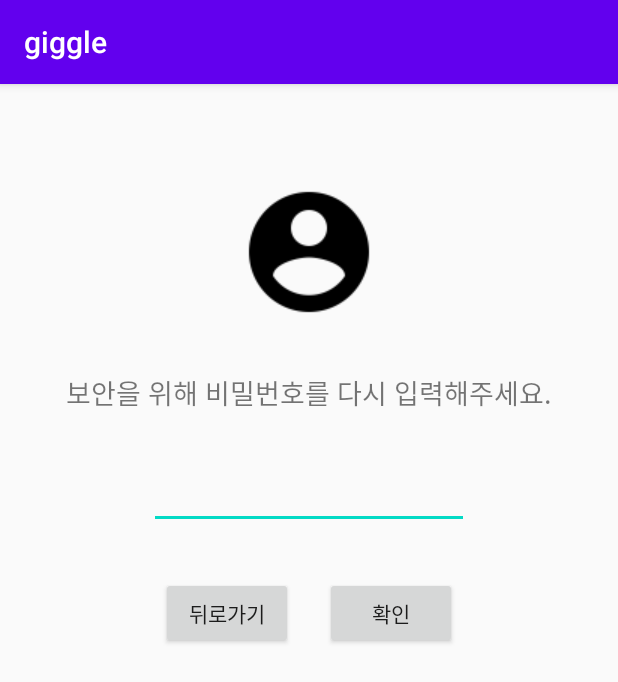
After one commit to koreatlwls/CPL-20201-Team3, an Android app: the ModifyUserBeforeActivity screen opened directly, with no data from a screen before it, on a phone screen of 412 x 824 dp. The commit adds this screen. Shown: the top 682 px of the screen. Run offline under Robolectric (Android 15) with nearby library versions, the phone set to English and light mode, and no system bars; our stand-ins replace Firebase (no records; nobody signed in at launch, a user with empty details on screens opened directly).

Commit message:
마이페이지 프래그먼트 작업, 불필요한 Activity 정보 삭제 - 회원정보 수정 전 비밀번호 입력 액티비티 추가, Intent 추가 - 레이아웃 구성

```diff
--- a/giggle_android/app/src/main/AndroidManifest.xml
+++ b/giggle_android/app/src/main/AndroidManifest.xml
@@ -1,7 +1,6 @@
 <?xml version="1.0" encoding="utf-8"?>
 <manifest xmlns:android="http://schemas.android.com/apk/res/android"
     package="com.giggle.prototype">
-
     <!--
          The ACCESS_COARSE/FINE_LOCATION permissions are not required to use
          Google Maps Android API v2, but you must specify either coarse or fine
@@ -23,7 +22,7 @@
         android:roundIcon="@mipmap/ic_launcher_round"
         android:supportsRtl="true"
         android:theme="@style/AppTheme">
-
+        <activity android:name=".ModifyUserBeforeActivity"></activity>
         <!--
              The API key for Google Maps-based APIs is defined as a string resource.
              (See the file "res/values/google_maps_api.xml").
@@ -75,7 +74,6 @@
         <activity android:name=".SignUpActivity2" />
         <activity android:name=".ResetActivity" />
         <activity android:name=".MyPageActivity" />
-        <activity android:name=".AddJobAdActivity" />
     </application>
 
 </manifest>
--- /dev/null
+++ b/giggle_android/app/src/main/java/com/giggle/prototype/ModifyUserBeforeActivity.kt
@@ -0,0 +1,16 @@
+package com.giggle.prototype
+
+import androidx.appcompat.app.AppCompatActivity
+import android.os.Bundle
+import com.google.firebase.auth.FirebaseAuth
+
+class ModifyUserBeforeActivity : AppCompatActivity() {
+    private val user = FirebaseAuth.getInstance().currentUser
+
+    override fun onCreate(savedInstanceState: Bundle?) {
+        super.onCreate(savedInstanceState)
+        setContentView(R.layout.activity_modify_user_before)
+
+        // TODO: add handler, value check, intent to ModifyUserActivity
+    }
+}
--- a/giggle_android/app/src/main/java/com/giggle/prototype/MypageFragment.kt
+++ b/giggle_android/app/src/main/java/com/giggle/prototype/MypageFragment.kt
@@ -1,14 +1,12 @@
 package com.giggle.prototype
 
 import android.content.Context
+import android.content.Intent
 import android.os.Bundle
 import androidx.fragment.app.Fragment
 import android.view.LayoutInflater
 import android.view.View
 import android.view.ViewGroup
-import android.widget.EditText
-import android.widget.TextView
-import android.widget.Toast
 import com.google.firebase.auth.FirebaseAuth
 import kotlinx.android.synthetic.main.fragment_mypage.*
 
@@ -62,7 +60,8 @@
 
         btn_modify.setOnClickListener {
             // Toast.makeText(activity,"회원정보 수정", Toast.LENGTH_LONG).show()
-
+            val nextIntent = Intent(activity, ModifyUserBeforeActivity::class.java)
+            startActivity(nextIntent)
         }
 
     }
--- /dev/null
+++ b/giggle_android/app/src/main/res/layout/activity_modify_user_before.xml
@@ -0,0 +1,63 @@
+<?xml version="1.0" encoding="utf-8"?>
+<androidx.constraintlayout.widget.ConstraintLayout xmlns:android="http://schemas.android.com/apk/res/android"
+    xmlns:app="http://schemas.android.com/apk/res-auto"
+    xmlns:tools="http://schemas.android.com/tools"
+    android:layout_width="match_parent"
+    android:layout_height="match_parent"
+    tools:context=".ModifyUserBeforeActivity">
+
+    <TextView
+        android:id="@+id/ModifyUserBeforeLabel"
+        android:layout_width="wrap_content"
+        android:layout_height="wrap_content"
+        android:layout_marginTop="32dp"
+        android:gravity="center"
+        android:text="보안을 위해 비밀번호를 다시 입력해주세요."
+        android:textSize="18sp"
+        app:layout_constraintEnd_toEndOf="parent"
+        app:layout_constraintStart_toStartOf="parent"
+        app:layout_constraintTop_toBottomOf="@+id/ModifyUserBeforeProfilePic" />
+
+    <ImageView
+        android:id="@+id/ModifyUserBeforeProfilePic"
+        android:layout_width="wrap_content"
+        android:layout_height="wrap_content"
+        android:layout_marginTop="64dp"
+        android:src="@drawable/ic_account"
+        app:layout_constraintEnd_toEndOf="parent"
+        app:layout_constraintStart_toStartOf="parent"
+        app:layout_constraintTop_toTopOf="parent" />
+
+    <EditText
+        android:id="@+id/ModifyUserBeforePassword"
+        android:layout_width="wrap_content"
+        android:layout_height="wrap_content"
+        android:layout_marginTop="32dp"
+        android:ems="10"
+        android:inputType="textPassword"
+        app:layout_constraintEnd_toEndOf="parent"
+        app:layout_constraintStart_toStartOf="parent"
+        app:layout_constraintTop_toBottomOf="@+id/ModifyUserBeforeLabel" />
+
+    <Button
+        android:id="@+id/ModifyUserBeforeOK"
+        android:layout_width="wrap_content"
+        android:layout_height="wrap_content"
+        android:layout_marginTop="32dp"
+        android:layout_marginEnd="8dp"
+        android:layout_marginRight="8dp"
+        android:text="확인"
+        app:layout_constraintEnd_toEndOf="@+id/ModifyUserBeforePassword"
+        app:layout_constraintTop_toBottomOf="@+id/ModifyUserBeforePassword" />
+
+    <Button
+        android:id="@+id/ModifyUserBeforeBack"
+        android:layout_width="wrap_content"
+        android:layout_height="wrap_content"
+        android:layout_marginStart="8dp"
+        android:layout_marginLeft="8dp"
+        android:layout_marginTop="32dp"
+        android:text="뒤로가기"
+        app:layout_constraintStart_toStartOf="@+id/ModifyUserBeforePassword"
+        app:layout_constraintTop_toBottomOf="@+id/ModifyUserBeforePassword" />
+</androidx.constraintlayout.widget.ConstraintLayout>
```
